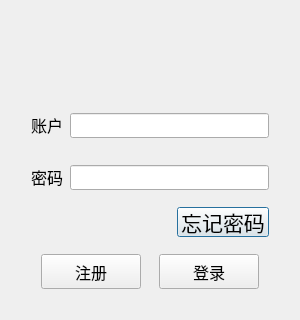
Qt form logindialog.ui (BaijiuChat/BC_Client) before a commit; both pictures show x 0 to 300 and y 180 to 500 of the 300 by 500 pixel window.
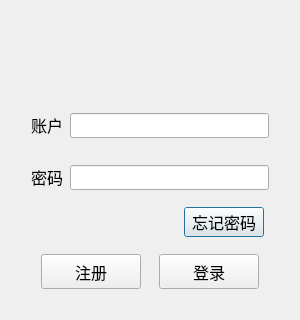
The same form after that commit. Icons and pictures are not drawn.

The edit to the form file:
```diff
--- a/logindialog.ui
+++ b/logindialog.ui
@@ -247,7 +247,7 @@
          </property>
          <property name="font">
           <font>
-           <pointsize>16</pointsize>
+           <pointsize>12</pointsize>
           </font>
          </property>
          <property name="text">
@@ -265,7 +265,7 @@
          </property>
          <property name="sizeHint" stdset="0">
           <size>
-           <width>10</width>
+           <width>15</width>
            <height>20</height>
           </size>
          </property>
```
